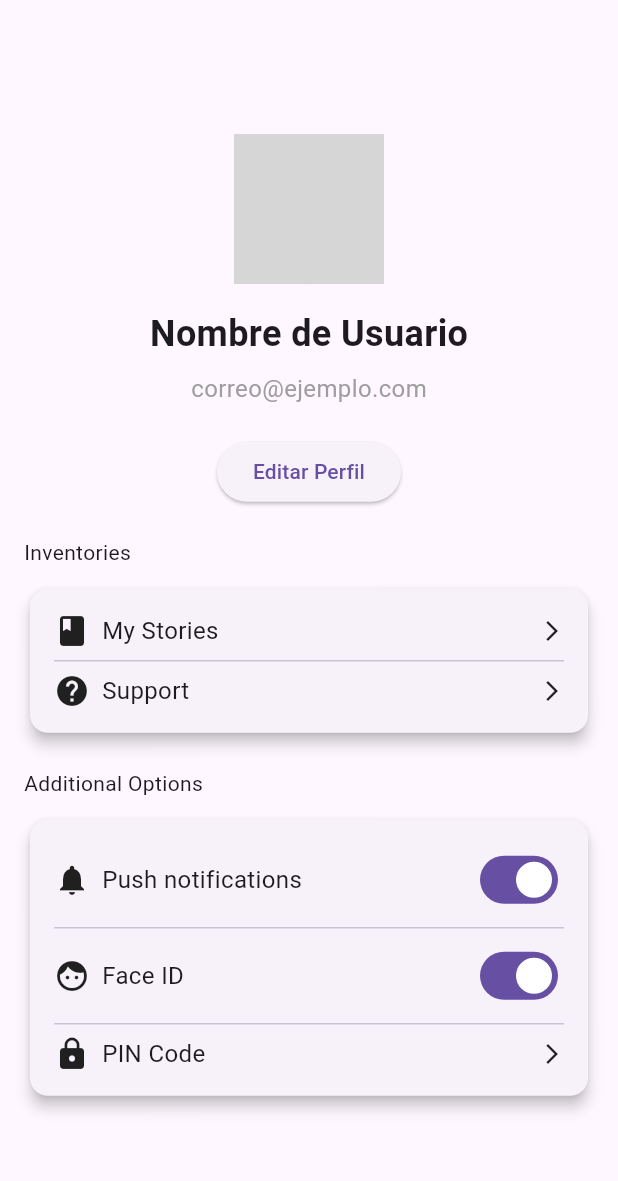
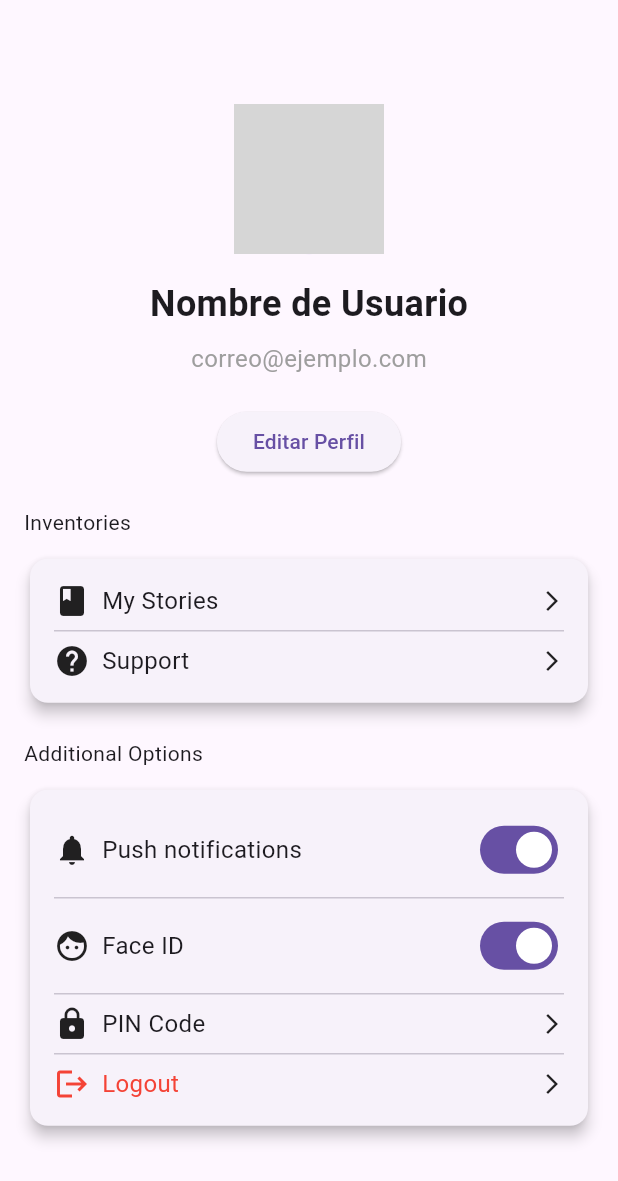
Before and after one commit to Jreycruz/myapp, a Flutter app: the screen it shows after launch, on a phone screen of 412 x 824 dp. Shown: the top 1181 px of the screen. Run offline on Flutter 3.47's test engine with Material 3 defaults, Android fonts, the phone set to English and light mode, and no system bars; network calls fail; grey boxes are pictures that could not be loaded.

Commit message:
new commit

```diff
--- a/lib/main.dart
+++ b/lib/main.dart
@@ -147,6 +147,20 @@ class ProfileScreen extends StatelessWidget {
                           Icon(Icons.arrow_forward_ios, size: 16),
                         ],
                       ),
+                      Divider(),
+                      Row(
+                        mainAxisAlignment: MainAxisAlignment.spaceBetween,
+                        children: [
+                          Row(
+                            children: [
+                              Icon(Icons.logout, size: 24, color: Colors.red), // Ícono de logout en rojo
+                              SizedBox(width: 8),
+                              Text('Logout', style: TextStyle(fontSize: 16, color: Colors.red)), // Texto en rojo
+                            ],
+                          ),
+                          Icon(Icons.arrow_forward_ios, size: 16),
+                        ],
+                      ),
                     ],
                   ),
                 ),
```
